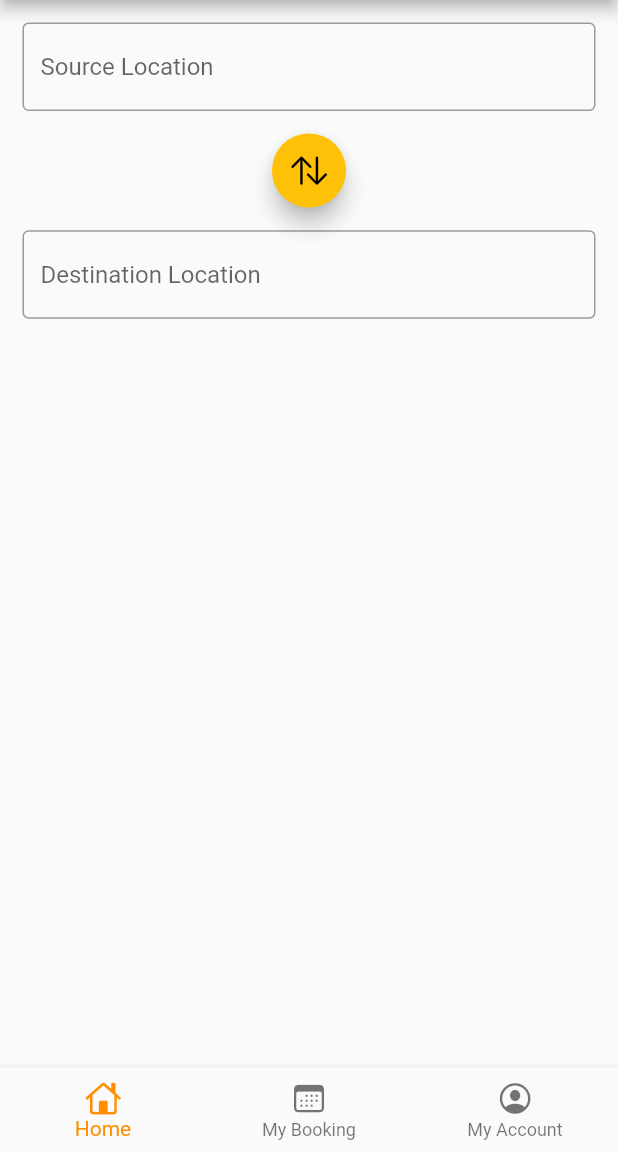
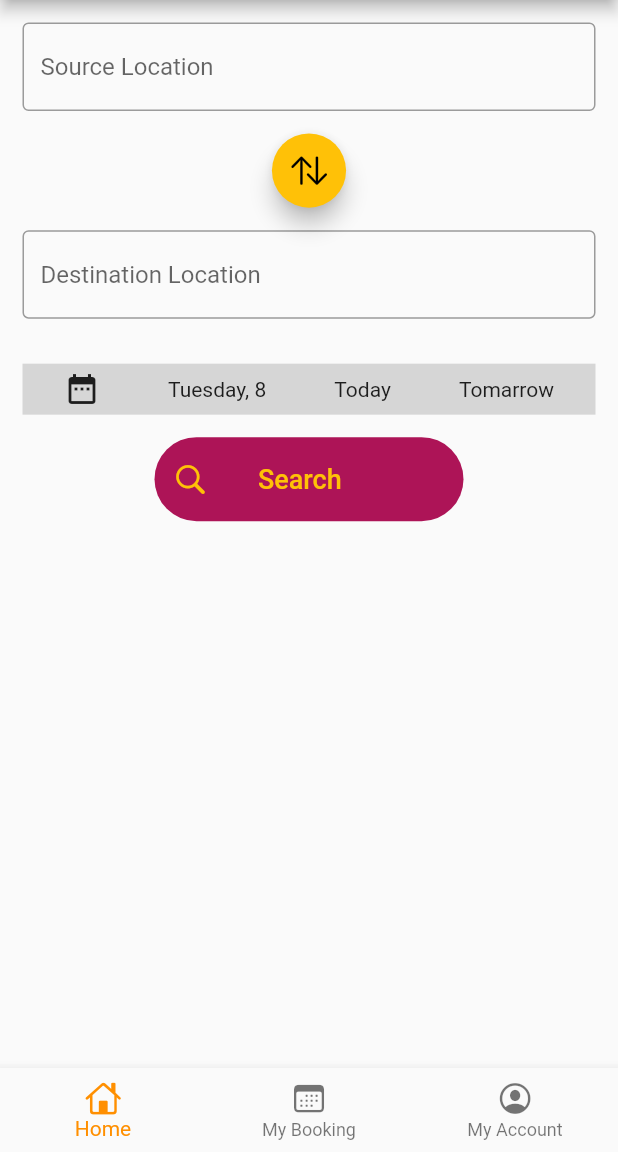
Before and after one commit to ketankp/BusReservation---Flutter, a Flutter app: the HomePage screen opened directly, on a phone screen of 412 x 824 dp, the part 84-1236 px from its top. Run offline on Flutter 3.47's test engine with Material 2 defaults, Android fonts, the phone set to English and light mode, and no system bars; our stand-ins replace connectivity_plus, flutter_typeahead, get, get_storage; accounts and stored records are empty; network calls fail.

Commit message:
HomeTab Completed

```diff
--- a/lib/controller/auth_controller.dart
+++ b/lib/controller/auth_controller.dart
@@ -31,7 +31,6 @@ class AuthController extends GetxController {
                 Constants.loginFailed, response[Constants.nonFieldErrors][0]);
           }
         } catch (_) {
-          print(_);
           dismissLoadingWidget();
           Get.snackbar(Constants.loginFailed, Constants.tryAgain);
         }
--- a/lib/screens/tabs/home_tab.dart
+++ b/lib/screens/tabs/home_tab.dart
@@ -34,6 +34,32 @@ class HomeTab extends StatelessWidget {
                   ),
                   _searchForm(
                       "Destination Location", controller.destinationTEC),
+                  _datePicker(context),
+                  Container(
+                    width: MediaQuery.of(context).size.width * 0.5,
+                    child: Material(
+                      borderRadius: BorderRadius.circular(50),
+                      color: Colors.pink[800],
+                      child: Padding(
+                        padding: EdgeInsets.all(4),
+                        child: TextButton(
+                          onPressed: () {},
+                          child: Row(
+                            children: [
+                              Icon(CupertinoIcons.search),
+                              SizedBox(
+                                width: MediaQuery.of(context).size.width * 0.08,
+                              ),
+                              Text(
+                                "Search",
+                                style: TextStyle(fontSize: 18),
+                              ),
+                            ],
+                          ),
+                        ),
+                      ),
+                    ),
+                  ),
                 ],
               ),
             ),
@@ -59,3 +85,42 @@ Widget _searchForm(String label, TextEditingController controller) {
     ),
   );
 }
+
+Widget _datePicker(BuildContext context) {
+  HomePageController homePageController = Get.find();
+  return Padding(
+    padding: EdgeInsets.all(15),
+    child: Material(
+      color: Colors.grey[350],
+      child: Padding(
+        padding: EdgeInsets.all(5),
+        child: Row(
+          mainAxisAlignment: MainAxisAlignment.spaceAround,
+          children: [
+            Icon(Icons.date_range),
+            InkWell(
+              child:
+                  Obx(() => Text(homePageController.pickDate.value.toString())),
+              onTap: () {
+                homePageController.getDate(context);
+              },
+            ),
+            InkWell(
+              child: Text("Today"),
+              onTap: () {
+                homePageController.selectedDate = DateTime.now();
+              },
+            ),
+            InkWell(
+              child: Text("Tomarrow"),
+              onTap: () {
+                homePageController.selectedDate =
+                    DateTime.now().add(Duration(days: 1));
+              },
+            ),
+          ],
+        ),
+      ),
+    ),
+  );
+}
--- a/lib/utils/api_manager.dart
+++ b/lib/utils/api_manager.dart
@@ -7,7 +7,6 @@ import 'package:connectivity_plus/connectivity_plus.dart';
 class Api {
   Future<bool> check() async {
     var connectivityResult = await Connectivity().checkConnectivity();
-    print(connectivityResult);
     if (connectivityResult == ConnectivityResult.mobile) {
       return true;
     } else if (connectivityResult == ConnectivityResult.wifi) {
--- a/pubspec.yaml
+++ b/pubspec.yaml
@@ -34,6 +34,7 @@ dependencies:
   connectivity_plus: ^1.0.1
   splashscreen: ^1.3.5
   flutter_typeahead: ^3.1.3
+  intl: ^0.17.0
 
 dev_dependencies:
   flutter_test:
```
Also changed, not shown: lib/controller/homepage_controller.dart (+29 -7 lines), lib/screens/search_page.dart (+12 -7 lines), pubspec.lock.
